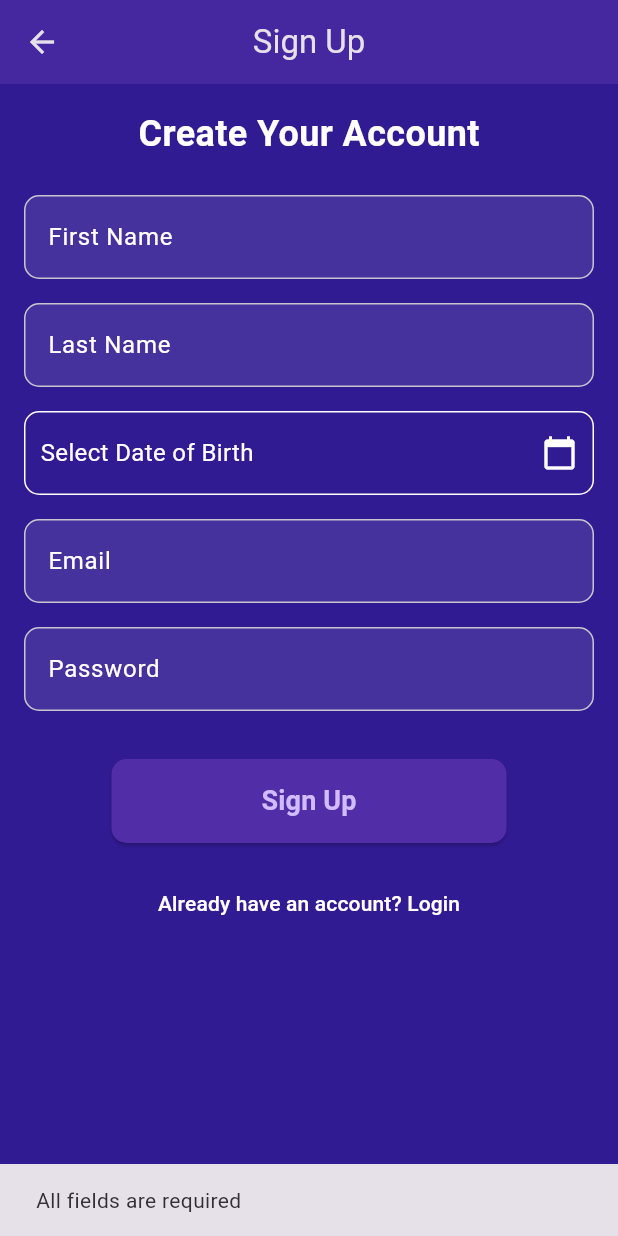
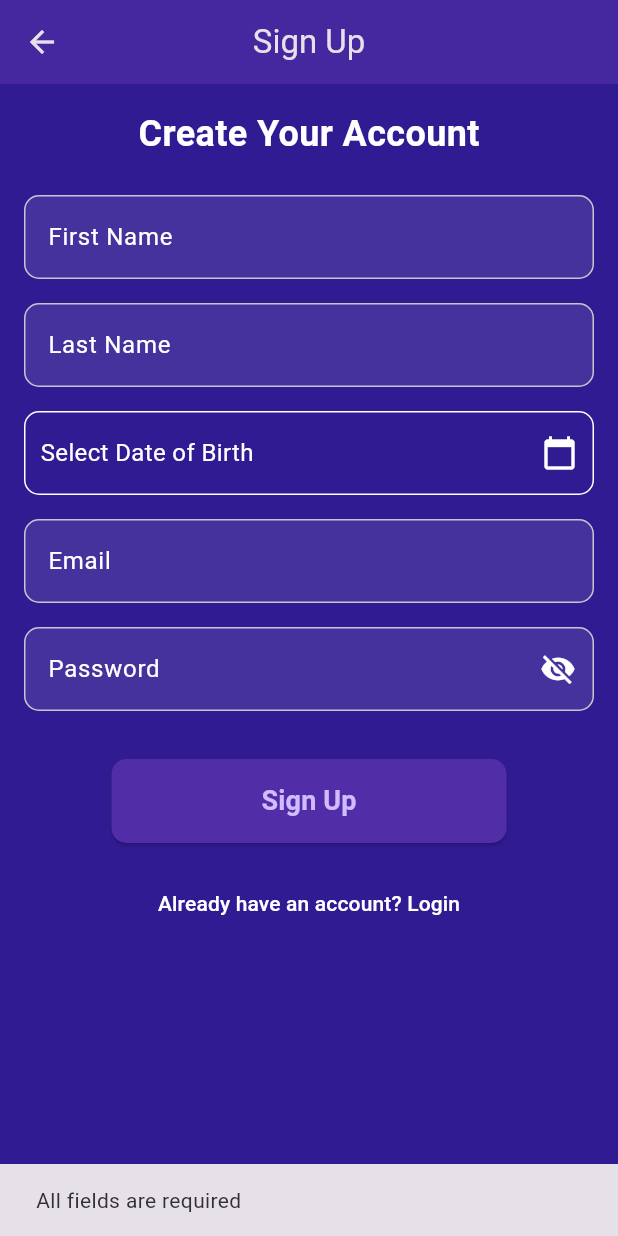
Before and after one commit to KareemShoaib/HediateyApp, a Flutter app: the SignUpPage screen opened directly, after a tap on "Sign Up", on a phone screen of 412 x 824 dp. Run offline on Flutter 3.47's test engine with Material 3 defaults, Android fonts, the phone set to English and light mode, and no system bars; our stand-ins replace cloud_firestore, firebase_auth, firebase_core, sqflite; accounts and stored records are empty.

Commit message:
Latest Changes

```diff
--- a/StudioProjects/projectmp/lib/profile_page.dart
+++ b/StudioProjects/projectmp/lib/profile_page.dart
@@ -120,9 +120,9 @@ class ProfilePage extends StatelessWidget {
 
           // Personal Information Section
           ListTile(
-            leading: const Icon(Icons.edit, color: Colors.white),
+            leading: const Icon(Icons.lock, color: Colors.white),
             title: const Text(
-              "Update Personal Information",
+              "Update Password",
               style: TextStyle(color: Colors.white),
             ),
             onTap: () {
--- a/StudioProjects/projectmp/lib/signup_page.dart
+++ b/StudioProjects/projectmp/lib/signup_page.dart
@@ -17,24 +17,23 @@ class _SignUpPageState extends State<SignUpPage> {
   final TextEditingController firstNameController = TextEditingController();
   final TextEditingController lastNameController = TextEditingController();
   DateTime? selectedDate;
+  bool isLoading = false; // To manage button loading state
+  bool isPasswordVisible = false; // To toggle password visibility
 
   Future<void> _signup() async {
+    setState(() {
+      isLoading = true;
+    });
+
     final email = emailController.text.trim();
     final password = passwordController.text.trim();
     final firstName = firstNameController.text.trim();
     final lastName = lastNameController.text.trim();
 
-    if (email.isEmpty || password.isEmpty || firstName.isEmpty || lastName.isEmpty || selectedDate == null) {
-      ScaffoldMessenger.of(context).showSnackBar(
-        const SnackBar(content: Text('All fields are required')),
-      );
-      return;
-    }
-
-    if (password.length < 6) {
-      ScaffoldMessenger.of(context).showSnackBar(
-        const SnackBar(content: Text('Password must be at least 6 characters long')),
-      );
+    if (!_validateInputs(email, password, firstName, lastName, selectedDate)) {
+      setState(() {
+        isLoading = false;
+      });
       return;
     }
 
@@ -76,6 +75,7 @@ class _SignUpPageState extends State<SignUpPage> {
       lastNameController.clear();
       setState(() {
         selectedDate = null;
+        isLoading = false;
       });
 
       Navigator.pushReplacement(
@@ -97,7 +97,36 @@ class _SignUpPageState extends State<SignUpPage> {
       ScaffoldMessenger.of(context).showSnackBar(
         SnackBar(content: Text(errorMessage)),
       );
+
+      setState(() {
+        isLoading = false;
+      });
     }
+  }
+
+  bool _validateInputs(String email, String password, String firstName, String lastName, DateTime? date) {
+    if (email.isEmpty || password.isEmpty || firstName.isEmpty || lastName.isEmpty || date == null) {
+      ScaffoldMessenger.of(context).showSnackBar(
+        const SnackBar(content: Text('All fields are required')),
+      );
+      return false;
+    }
+
+    if (!RegExp(r'^[^@]+@[^@]+\.[^@]+').hasMatch(email)) {
+      ScaffoldMessenger.of(context).showSnackBar(
+        const SnackBar(content: Text('Invalid email address')),
+      );
+      return false;
+    }
+
+    if (password.length < 6) {
+      ScaffoldMessenger.of(context).showSnackBar(
+        const SnackBar(content: Text('Password must be at least 6 characters long')),
+      );
+      return false;
+    }
+
+    return true;
   }
 
   Future<void> _selectDate(BuildContext context) async {
@@ -110,7 +139,7 @@ class _SignUpPageState extends State<SignUpPage> {
         return Theme(
           data: ThemeData.light().copyWith(
             primaryColor: Colors.deepPurple,
-            colorScheme: ColorScheme.light(primary: Colors.deepPurple), // Updated
+            colorScheme: ColorScheme.light(primary: Colors.deepPurple),
             buttonTheme: const ButtonThemeData(textTheme: ButtonTextTheme.primary),
           ),
           child: child!,
@@ -123,7 +152,6 @@ class _SignUpPageState extends State<SignUpPage> {
       });
     }
   }
-
 
   @override
   Widget build(BuildContext context) {
@@ -140,7 +168,6 @@ class _SignUpPageState extends State<SignUpPage> {
           child: Column(
             mainAxisAlignment: MainAxisAlignment.center,
             children: [
-              // Title
               const Text(
                 'Create Your Account',
                 style: TextStyle(
@@ -151,39 +178,12 @@ class _SignUpPageState extends State<SignUpPage> {
               ),
               const SizedBox(height: 24),
 
-              // First Name Field
-              TextFormField(
-                controller: firstNameController,
-                decoration: InputDecoration(
-                  labelText: 'First Name',
-                  border: OutlineInputBorder(
-                    borderRadius: BorderRadius.circular(10),
-                  ),
-                  filled: true,
-                  fillColor: Colors.white.withOpacity(0.1),
-                  labelStyle: const TextStyle(color: Colors.white),
-                ),
-                style: const TextStyle(color: Colors.white),
-              ),
+              _buildTextField(firstNameController, 'First Name'),
               const SizedBox(height: 16),
 
-              // Last Name Field
-              TextFormField(
-                controller: lastNameController,
-                decoration: InputDecoration(
-                  labelText: 'Last Name',
-                  border: OutlineInputBorder(
-                    borderRadius: BorderRadius.circular(10),
-                  ),
-                  filled: true,
-                  fillColor: Colors.white.withOpacity(0.1),
-                  labelStyle: const TextStyle(color: Colors.white),
-                ),
-                style: const TextStyle(color: Colors.white),
-              ),
+              _buildTextField(lastNameController, 'Last Name'),
               const SizedBox(height: 16),
 
-              // Date of Birth Field
               GestureDetector(
                 onTap: () => _selectDate(context),
                 child: Container(
@@ -208,44 +208,33 @@ class _SignUpPageState extends State<SignUpPage> {
               ),
               const SizedBox(height: 16),
 
-              // Email Field
-              TextFormField(
-                controller: emailController,
-                decoration: InputDecoration(
-                  labelText: 'Email',
-                  border: OutlineInputBorder(
-                    borderRadius: BorderRadius.circular(10),
-                  ),
-                  filled: true,
-                  fillColor: Colors.white.withOpacity(0.1),
-                  labelStyle: const TextStyle(color: Colors.white),
-                ),
-                style: const TextStyle(color: Colors.white),
-              ),
+              _buildTextField(emailController, 'Email', keyboardType: TextInputType.emailAddress),
               const SizedBox(height: 16),
 
-              // Password Field
-              TextFormField(
-                controller: passwordController,
-                obscureText: true,
-                decoration: InputDecoration(
-                  labelText: 'Password',
-                  border: OutlineInputBorder(
-                    borderRadius: BorderRadius.circular(10),
+              _buildTextField(
+                passwordController,
+                'Password',
+                obscureText: !isPasswordVisible,
+                suffixIcon: IconButton(
+                  icon: Icon(
+                    isPasswordVisible ? Icons.visibility : Icons.visibility_off,
+                    color: Colors.white,
                   ),
-                  filled: true,
-                  fillColor: Colors.white.withOpacity(0.1),
-                  labelStyle: const TextStyle(color: Colors.white),
+                  onPressed: () {
+                    setState(() {
+                      isPasswordVisible = !isPasswordVisible;
+                    });
+                  },
                 ),
-                style: const TextStyle(color: Colors.white),
               ),
               const SizedBox(height: 32),
 
-              // Sign Up Button
-              ElevatedButton(
+              isLoading
+                  ? const CircularProgressIndicator(color: Colors.white)
+                  : ElevatedButton(
                 onPressed: _signup,
                 style: ElevatedButton.styleFrom(
-                  backgroundColor: Colors.deepPurple[700], // Button color
+                  backgroundColor: Colors.deepPurple[700],
                   padding: const EdgeInsets.symmetric(horizontal: 100, vertical: 15),
                   shape: RoundedRectangleBorder(
                     borderRadius: BorderRadius.circular(10),
@@ -253,15 +242,11 @@ class _SignUpPageState extends State<SignUpPage> {
                 ),
                 child: const Text(
                   'Sign Up',
-                  style: TextStyle(
-                    fontSize: 18,
-                    fontWeight: FontWeight.bold,
-                  ),
+                  style: TextStyle(fontSize: 18, fontWeight: FontWeight.bold),
                 ),
               ),
               const SizedBox(height: 16),
 
-              // Navigate to Login Page
               TextButton(
                 onPressed: () {
                   Navigator.pushReplacement(
@@ -280,4 +265,29 @@ class _SignUpPageState extends State<SignUpPage> {
       ),
     );
   }
+
+  Widget _buildTextField(
+      TextEditingController controller,
+      String labelText, {
+        bool obscureText = false,
+        TextInputType keyboardType = TextInputType.text,
+        Widget? suffixIcon,
+      }) {
+    return TextFormField(
+      controller: controller,
+      obscureText: obscureText,
+      keyboardType: keyboardType,
+      decoration: InputDecoration(
+        labelText: labelText,
+        suffixIcon: suffixIcon,
+        border: OutlineInputBorder(
+          borderRadius: BorderRadius.circular(10),
+        ),
+        filled: true,
+        fillColor: Colors.white.withOpacity(0.1),
+        labelStyle: const TextStyle(color: Colors.white),
+      ),
+      style: const TextStyle(color: Colors.white),
+    );
+  }
 }
--- a/StudioProjects/projectmp/pubspec.yaml
+++ b/StudioProjects/projectmp/pubspec.yaml
@@ -37,6 +37,8 @@ dependencies:
   sqflite: ^2.2.7
   path: ^1.8.3
   intl: ^0.20.1
+  firebase_messaging: ^15.1.6
+  flutter_local_notifications: ^18.0.1
   # The following adds the Cupertino Icons font to your application.
   # Use with the CupertinoIcons class for iOS style icons.
   cupertino_icons: ^1.0.8
```
Also changed, not shown: StudioProjects/projectmp/lib/event_list.dart (+29 -10 lines), StudioProjects/projectmp/lib/home_page.dart (+36 -9 lines), StudioProjects/projectmp/lib/mypledgedgifts.dart (+30 -24 lines), StudioProjects/projectmp/pubspec.lock.
